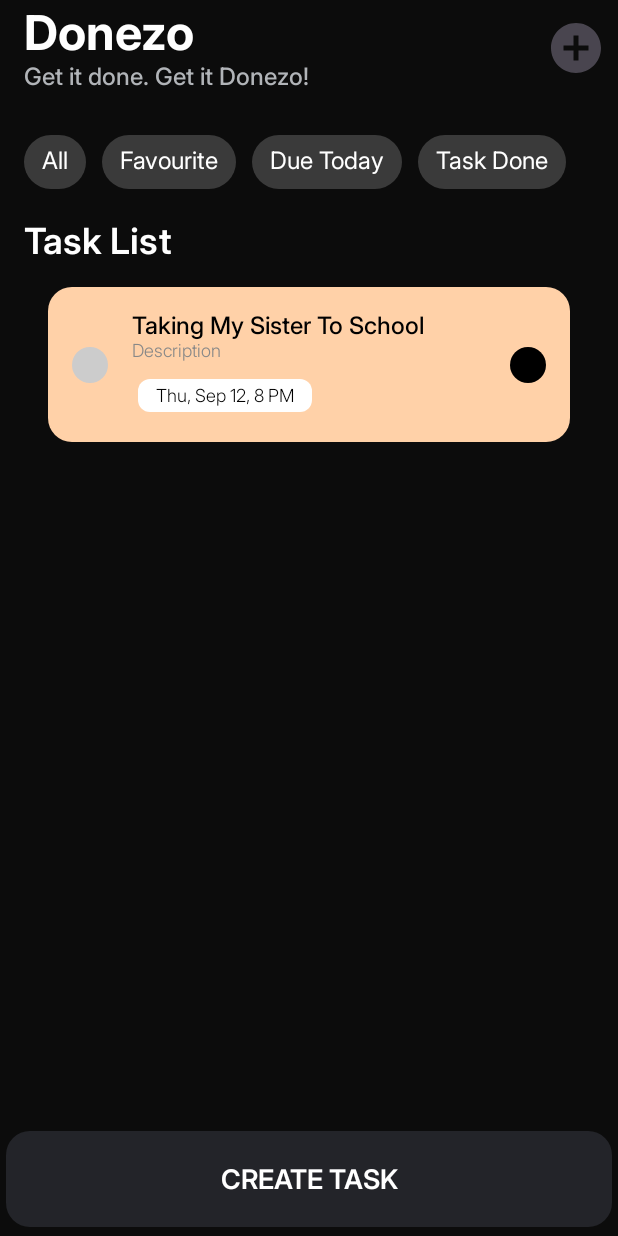
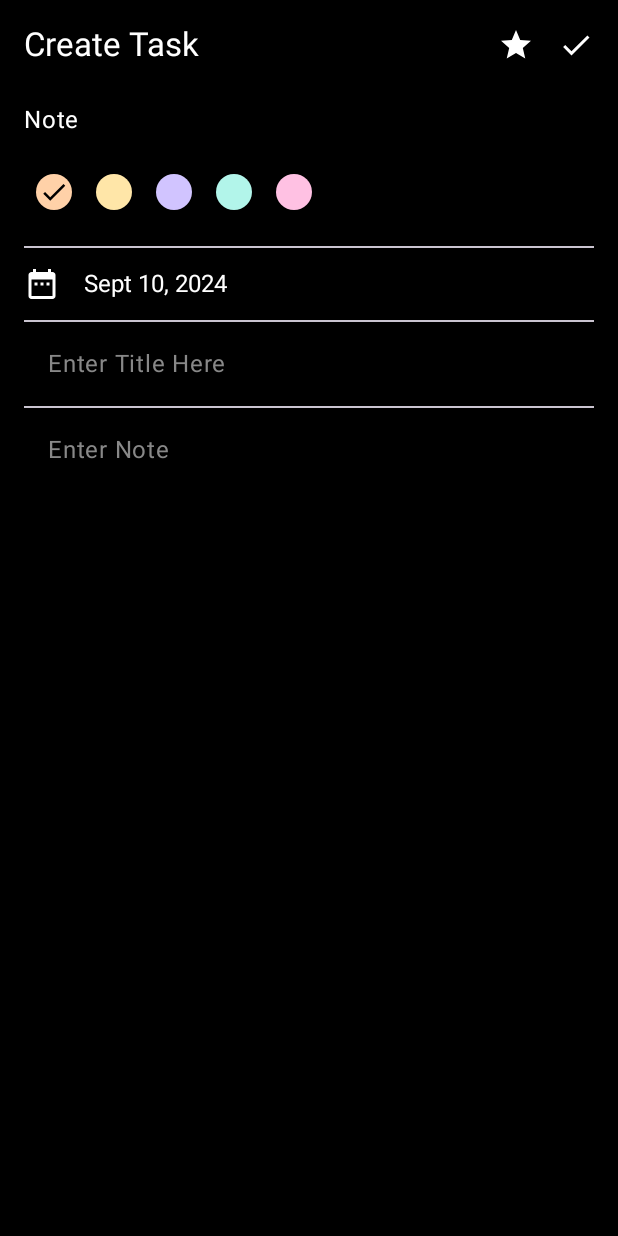
Before and after one commit to manthanpithadia/Donezo, an Android app built with Jetpack Compose: the screen it shows after launch (MainActivity before the commit, EditTaskActivity after it), on a phone screen of 412 x 824 dp. Run offline under Robolectric (Android 15) with nearby library versions, the phone set to English and light mode, and no system bars.

Commit message:
build(ui): created EditTask, ui created, no functionality changed

```diff
--- a/app/src/main/AndroidManifest.xml
+++ b/app/src/main/AndroidManifest.xml
@@ -17,6 +17,10 @@
             android:exported="true"
             android:label="@string/app_name"
             android:theme="@style/Theme.Donezo">
+
+        </activity>
+        <activity android:name=".ui.EditTaskActivity"
+            android:exported="true">
             <intent-filter>
                 <action android:name="android.intent.action.MAIN" />
 
--- /dev/null
+++ b/app/src/main/java/com/example/donezo/ui/EditTask.kt
@@ -0,0 +1,185 @@
+package com.example.donezo.ui
+
+import android.os.Bundle
+import androidx.activity.ComponentActivity
+import androidx.activity.compose.setContent
+import androidx.compose.foundation.background
+import androidx.compose.foundation.clickable
+import androidx.compose.foundation.layout.*
+import androidx.compose.foundation.shape.CircleShape
+import androidx.compose.foundation.shape.RoundedCornerShape
+import androidx.compose.material.icons.Icons
+import androidx.compose.material.icons.filled.Check
+import androidx.compose.material.icons.filled.DateRange
+import androidx.compose.material.icons.filled.Star
+import androidx.compose.material3.*
+import androidx.compose.runtime.*
+import androidx.compose.ui.Alignment
+import androidx.compose.ui.Modifier
+import androidx.compose.ui.draw.clip
+import androidx.compose.ui.graphics.Color
+import androidx.compose.ui.text.input.TextFieldValue
+import androidx.compose.ui.text.style.TextAlign
+import androidx.compose.ui.unit.dp
+import androidx.compose.ui.unit.sp
+import androidx.compose.ui.tooling.preview.Preview
+
+class EditTaskActivity : ComponentActivity() {
+    override fun onCreate(savedInstanceState: Bundle?) {
+        super.onCreate(savedInstanceState)
+        setContent {
+            CreateTaskScreen()
+        }
+    }
+}
+
+@OptIn(ExperimentalMaterial3Api::class)
+@Composable
+fun CreateTaskScreen() {
+    var selectedColor by remember { mutableStateOf(Color(0xFFFFD1A8)) }
+    var title by remember { mutableStateOf(TextFieldValue("")) }
+    var note by remember { mutableStateOf(TextFieldValue("")) }
+
+    Column(
+        modifier = Modifier
+            .fillMaxSize()
+            .background(Color.Black)
+            .padding(16.dp)
+    ) {
+        // Top bar with "Create Task", Star and Check icons
+        Row(
+            modifier = Modifier.fillMaxWidth(),
+            horizontalArrangement = Arrangement.SpaceBetween,
+            verticalAlignment = Alignment.CenterVertically
+        ) {
+            Text(
+                text = "Create Task",
+                color = Color.White,
+                style = MaterialTheme.typography.titleLarge
+            )
+            Row {
+                Icon(
+                    imageVector = Icons.Default.Star,
+                    contentDescription = "Favorite",
+                    tint = Color.White,
+                    modifier = Modifier.size(24.dp)
+                )
+                Spacer(modifier = Modifier.width(16.dp))
+                Icon(
+                    imageVector = Icons.Default.Check,
+                    contentDescription = "Save",
+                    tint = Color.White,
+                    modifier = Modifier.size(24.dp)
+                )
+            }
+        }
+
+        Spacer(modifier = Modifier.height(24.dp))
+
+        // Note Color Options
+        Text(text = "Note", color = Color.White, style = MaterialTheme.typography.bodyLarge)
+        Spacer(modifier = Modifier.height(16.dp))
+
+        Row {
+            val colors = listOf(
+                Color(0xFFFFD1A8), // Peach
+                Color(0xFFFFE6A8), // Light Yellow
+                Color(0xFFD1C4FF), // Purple
+                Color(0xFFB2F5EA), // Light Blue
+                Color(0xFFFFC1E3)  // Pink
+            )
+
+            colors.forEach { color ->
+                Box(
+                    modifier = Modifier
+                        .size(40.dp)
+                        .padding(8.dp)
+                        .clip(CircleShape)
+                        .background(color)
+                        .clickable {
+                            selectedColor = color
+                        },
+                    contentAlignment = Alignment.Center
+                ) {
+                    if (color == selectedColor) {
+                        Icon(
+                            imageVector = Icons.Default.Check,
+                            contentDescription = "Selected Color",
+                            tint = Color.Black,
+                            modifier = Modifier.size(20.dp)
+                        )
+                    }
+                }
+            }
+        }
+
+        Spacer(modifier = Modifier.height(16.dp))
+        Divider()
+
+        // Date Input Field (just for display, not functional)
+        Row(
+            modifier = Modifier
+                .fillMaxWidth()
+                .background(Color.Transparent, RoundedCornerShape(8.dp))
+                .padding(vertical = 12.dp),
+            verticalAlignment = Alignment.CenterVertically
+        ) {
+            Icon(
+                imageVector = Icons.Default.DateRange, // Replace with a calendar icon
+                contentDescription = "Calendar",
+                tint = Color.White,
+                modifier = Modifier.size(24.dp)
+            )
+            Spacer(modifier = Modifier.width(16.dp))
+            Text(
+                text = "Sept 10, 2024",
+                color = Color.White,
+                fontSize = 16.sp
+            )
+        }
+
+        Divider()
+
+        // Title and Note input fields
+        TextField(
+            value = title,
+            onValueChange = { title = it },
+            label = { Text(text = "Enter Title Here", color = Color.Gray) },
+            modifier = Modifier.fillMaxWidth(),
+            colors = TextFieldDefaults.textFieldColors(
+                containerColor = Color.Transparent,
+                focusedTextColor = Color.White,
+                cursorColor = Color.White,
+                focusedIndicatorColor = Color.Transparent,
+                unfocusedIndicatorColor = Color.Transparent
+            )
+        )
+
+        Divider()
+
+        TextField(
+            value = note,
+            onValueChange = { note = it },
+            label = { Text(text = "Enter Note", color = Color.Gray) },
+            modifier = Modifier
+                .fillMaxWidth()
+                .height(150.dp), // Adjust height for multiline display
+            colors = TextFieldDefaults.textFieldColors(
+                containerColor = Color.Transparent,
+                focusedTextColor = Color.White,
+                cursorColor = Color.White,
+                focusedIndicatorColor = Color.Transparent,
+                unfocusedIndicatorColor = Color.Transparent
+            ),
+            maxLines = 5, // Set this to control the maximum number of lines
+            singleLine = false // Ensures that the TextField allows multiline input
+        )
+
+    }
+}
+
+@Preview(showBackground = true)
+@Composable
+fun CreateTaskScreenPreview() {
+    CreateTaskScreen()
+}
--- a/app/src/main/java/com/example/donezo/ui/MainActivity.kt
+++ b/app/src/main/java/com/example/donezo/ui/MainActivity.kt
@@ -105,18 +105,19 @@ fun Title() {
                 contentAlignment = Alignment.Center
             ) {
                 Button(
-                    onClick = { /*TODO*/ }, shape = RoundedCornerShape(16.dp),
-                    colors = ButtonDefaults.buttonColors(containerColor = Black),
+                    onClick = { /*TODO*/ }, shape = RoundedCornerShape(32.dp),
+                    colors = ButtonDefaults.buttonColors(containerColor = Color.White),
                     modifier = Modifier
                         .fillMaxWidth()
                         .height(64.dp)
+                        .padding(horizontal = 16.dp)
                 ) {
                     Text(
                         text = "CREATE TASK",
                         fontWeight = FontWeight.SemiBold,
                         fontFamily = InterFontFamily,
                         fontSize = 18.sp,
-                        color = Color.White
+                        color = Color.Black
                     )
                 }
             }
@@ -128,11 +129,10 @@ fun Title() {
                 .fillMaxSize() // Make sure the content fills the entire screen
                 .background(Black_BG) // Set background color to black
                 .padding(innerPadding)
-                .padding(horizontal = 16.dp, vertical = 16.dp)
+                .padding(start = 16.dp, end = 16.dp, top = 16.dp)
         ) {
-
             ChipGroupCompose()
-            Spacer(modifier = Modifier.padding(10.dp))
+            Spacer(modifier = Modifier.padding(16.dp))
             Text(
                 text = "Task List",
                 fontFamily = InterFontFamily,
@@ -140,7 +140,7 @@ fun Title() {
                 fontSize = 24.sp
             )
             LazyColumn {
-                items(1) {
+                items(10) {
                     cardView()
                 }
             }
--- a/app/src/main/java/com/example/donezo/ui/components/CardView.kt
+++ b/app/src/main/java/com/example/donezo/ui/components/CardView.kt
@@ -2,6 +2,7 @@ package com.example.donezo.ui.components
 
 import androidx.compose.foundation.BorderStroke
 import androidx.compose.foundation.background
+import androidx.compose.foundation.border
 import androidx.compose.foundation.layout.Arrangement
 import androidx.compose.foundation.layout.Box
 import androidx.compose.foundation.layout.Column
@@ -27,9 +28,12 @@ import androidx.compose.ui.Alignment
 import androidx.compose.ui.Modifier
 import androidx.compose.ui.draw.clip
 import androidx.compose.ui.graphics.Color
+import androidx.compose.ui.graphics.vector.ImageVector
+import androidx.compose.ui.res.vectorResource
 import androidx.compose.ui.tooling.preview.Preview
 import androidx.compose.ui.unit.dp
 import androidx.compose.ui.unit.sp
+import com.example.donezo.R
 import com.example.donezo.ui.theme.Black
 import com.example.donezo.ui.theme.Light_Grey
 import com.example.donezo.ui.theme.Typography
@@ -38,7 +42,7 @@ import com.example.donezo.ui.theme.Typography
 fun cardView() {
     Surface(
         modifier = Modifier
-            .padding(16.dp)
+            .padding(vertical = 16.dp)
             .fillMaxWidth(),
         shape = RoundedCornerShape(16.dp),
         color = Color(0xFFFFD1A8)
@@ -50,11 +54,12 @@ fun cardView() {
             verticalAlignment = Alignment.CenterVertically
         ) {
             // Circle indicator on the left
+            Row {
                 Box(
                     modifier = Modifier
                         .size(24.dp)
                         .clip(CircleShape)
-                    .background(Color.LightGray)
+                        .border(2.dp, Color.Black, shape = CircleShape)
                 )
 
                 Spacer(modifier = Modifier.width(16.dp))
@@ -63,6 +68,7 @@ fun cardView() {
                 Column(
                     modifier = Modifier.weight(1f)
                 ) {
+
                     Text(
                         text = "Taking My Sister To School",
                         style = MaterialTheme.typography.titleMedium,
@@ -77,13 +83,14 @@ fun cardView() {
                     Spacer(modifier = Modifier.height(8.dp))
 
                     Surface(
-                    shape = RoundedCornerShape(8.dp),
+                        shape = RoundedCornerShape(18.dp),
+                        border = BorderStroke(1.dp, Color.Black),
                         color = Color.White,
                         modifier = Modifier.padding(4.dp)
                     ) {
                         Text(
                             text = "Thu, Sep 12, 8 PM",
-                        modifier = Modifier.padding(horizontal = 12.dp, vertical = 4.dp),
+                            modifier = Modifier.padding(horizontal = 12.dp, vertical = 8.dp),
                             style = MaterialTheme.typography.bodySmall,
                             color = Color.Black,
                             fontSize = 12.sp
@@ -97,17 +104,23 @@ fun cardView() {
                 // Heart icon on the right
                 Box(
                     modifier = Modifier
-                    .size(24.dp)
+                        .size(32.dp)
                         .clip(CircleShape)
                         .background(Color.Black),
                     contentAlignment = Alignment.Center
                 ) {
+                    Icon(
+                        imageVector = ImageVector.vectorResource(id = R.drawable.ic_heart_border),
+                        modifier = Modifier.size(18.dp),
+                        contentDescription = null,
+                        tint = Color.Gray
+                    )
                     /*Text(
                         text = "❤",
                         color = Color(0xFFFF4081),
                         fontSize = 16.sp
                     )*/
-
+                }
             }
         }
     }
```
Also changed, not shown: app/src/main/res/drawable/ic_heart.xml (+6 -6 lines), app/src/main/res/drawable/ic_heart_border.xml (+8 -7 lines). Lines whose indentation alone changed are shown as unchanged.
